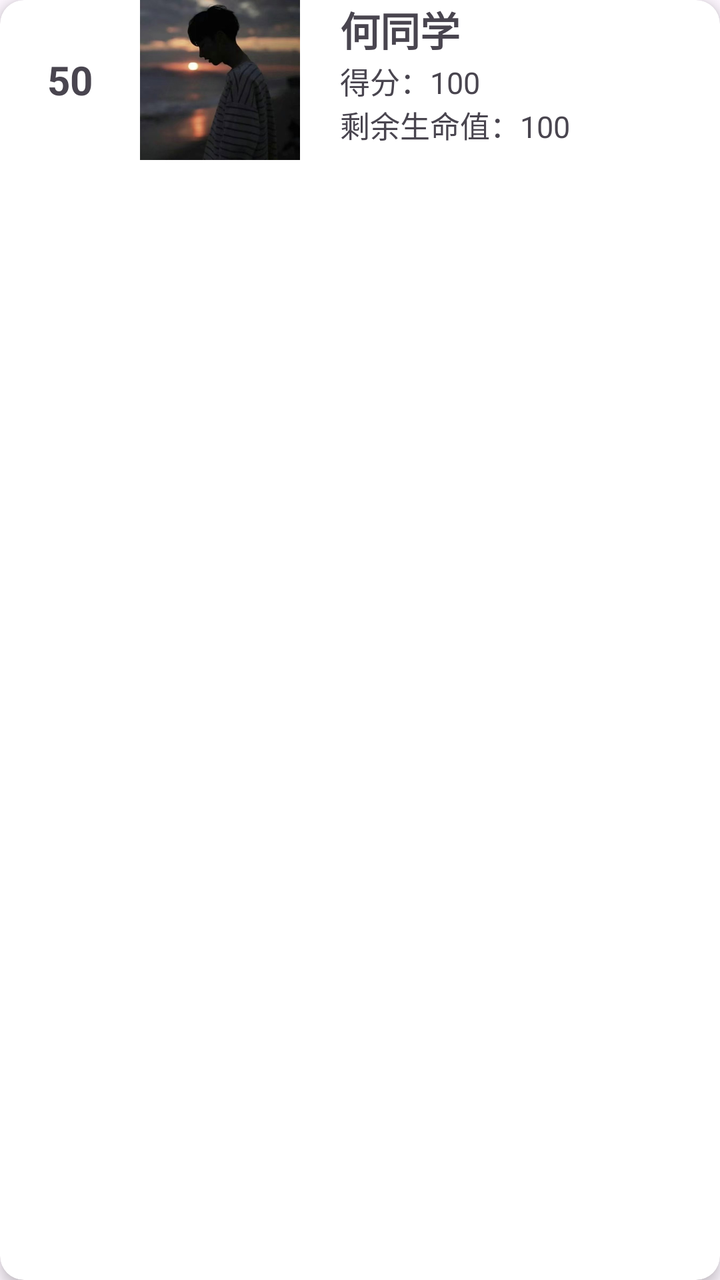
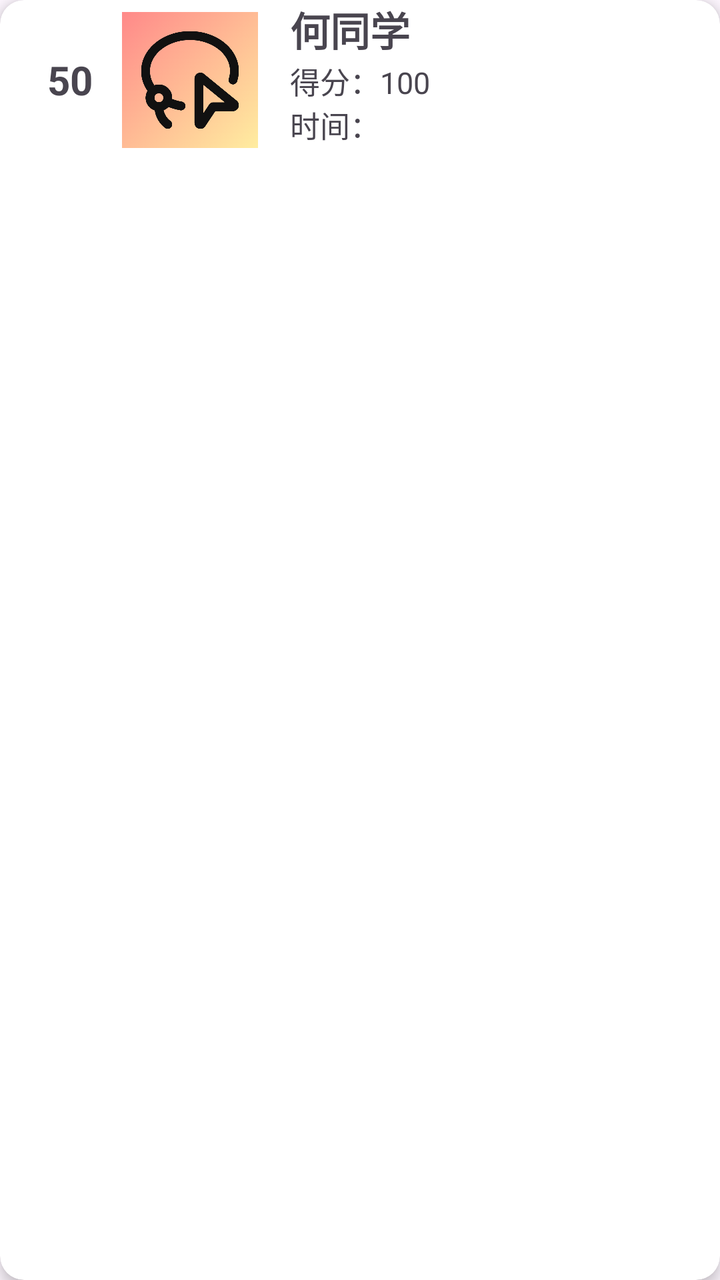

Compare the two renders of this Android layout. The source of the first and the diff that turns it into the second are given below.
<!-- AndroidManifest.xml: application theme Theme.WordCrush -->
<!-- res/layout/item_ranking.xml -->
<androidx.cardview.widget.CardView xmlns:android="http://schemas.android.com/apk/res/android"
    xmlns:app="http://schemas.android.com/apk/res-auto"
    android:layout_width="match_parent"
    android:layout_height="wrap_content"
    android:layout_marginBottom="8dp"
    app:cardCornerRadius="12dp"
    app:cardElevation="4dp"
    android:padding="12dp">

    <LinearLayout
        android:layout_width="match_parent"
        android:layout_height="wrap_content"
        android:orientation="horizontal">

        <TextView
            android:id="@+id/rankingNumber"
            android:layout_width="30dp"
            android:layout_height="80dp"
            android:text="50"
            android:textSize="20sp"
            android:textStyle="bold"
            android:gravity="center"
            android:layout_marginLeft="20dp"/>
        <ImageView
            android:id="@+id/rankingAvatar"
            android:layout_width="80dp"
            android:layout_height="80dp"
            android:src="@drawable/logo"
            android:layout_marginLeft="20dp"/>

        <LinearLayout
            android:layout_width="match_parent"
            android:layout_height="wrap_content"
            android:orientation="vertical">

            <LinearLayout
                android:layout_width="match_parent"
                android:layout_height="wrap_content"
                android:orientation="horizontal">

                <TextView
                    android:id="@+id/rankingName"
                    android:layout_width="wrap_content"
                    android:layout_height="wrap_content"
                    android:text="何同学"
                    android:textSize="20sp"
                    android:textStyle="bold"
                    android:layout_marginLeft="20dp"/>

            </LinearLayout>

            <LinearLayout
                android:layout_width="match_parent"
                android:layout_height="wrap_content"
                android:orientation="vertical">

                <TextView
                    android:id="@+id/rankingScore"
                    android:layout_width="wrap_content"
                    android:layout_height="wrap_content"
                    android:text="得分：100"
                    android:textSize="15sp"
                    android:layout_marginLeft="20dp"/>

                <TextView
                    android:id="@+id/rankingHeart"
                    android:layout_width="wrap_content"
                    android:layout_height="wrap_content"
                    android:text="剩余生命值：100"
                    android:textSize="15sp"
                    android:layout_marginLeft="20dp"/>

            </LinearLayout>

        </LinearLayout>

    </LinearLayout>
</androidx.cardview.widget.CardView>
<!-- resources referenced by this layout -->
<resources>
  <!-- drawable logo: jpg bitmap (drawable, 30745 bytes) -->
  <style name="Theme.WordCrush" parent="Base.Theme.WordCrush" />
  <style name="Base.Theme.WordCrush" parent="Theme.Material3.DayNight.NoActionBar">
          
          
      </style>
</resources>

<!-- the commit's change to res/layout/item_ranking.xml (unified diff, before → after) -->
@@ -8,6 +8,7 @@
     android:padding="12dp">
 
     <LinearLayout
+        android:id="@+id/rankingItem"
         android:layout_width="match_parent"
         android:layout_height="wrap_content"
         android:orientation="horizontal">
@@ -26,7 +27,7 @@
             android:layout_width="80dp"
             android:layout_height="80dp"
             android:src="@drawable/logo"
-            android:layout_marginLeft="20dp"/>
+            android:layout_marginLeft="5dp"/>
 
         <LinearLayout
             android:layout_width="match_parent"
@@ -45,7 +46,7 @@
                     android:text="何同学"
                     android:textSize="20sp"
                     android:textStyle="bold"
-                    android:layout_marginLeft="20dp"/>
+                    android:layout_marginLeft="10dp"/>
 
             </LinearLayout>
 
@@ -60,15 +61,15 @@
                     android:layout_height="wrap_content"
                     android:text="得分：100"
                     android:textSize="15sp"
-                    android:layout_marginLeft="20dp"/>
+                    android:layout_marginLeft="10dp"/>
 
                 <TextView
-                    android:id="@+id/rankingHeart"
+                    android:id="@+id/rankingTime"
                     android:layout_width="wrap_content"
                     android:layout_height="wrap_content"
-                    android:text="剩余生命值：100"
+                    android:text="时间："
                     android:textSize="15sp"
-                    android:layout_marginLeft="20dp"/>
+                    android:layout_marginLeft="10dp"/>
 
             </LinearLayout>
 
<!-- resource entries referenced after the edit -->
@@ -1,6 +1,6 @@
 <!-- resources referenced by this layout -->
 <resources>
-  <!-- drawable logo: jpg bitmap (drawable, 30745 bytes) -->
+  <!-- drawable logo: jpg bitmap (drawable, 136564 bytes) -->
   <style name="Theme.WordCrush" parent="Base.Theme.WordCrush" />
   <style name="Base.Theme.WordCrush" parent="Theme.Material3.DayNight.NoActionBar">
           
